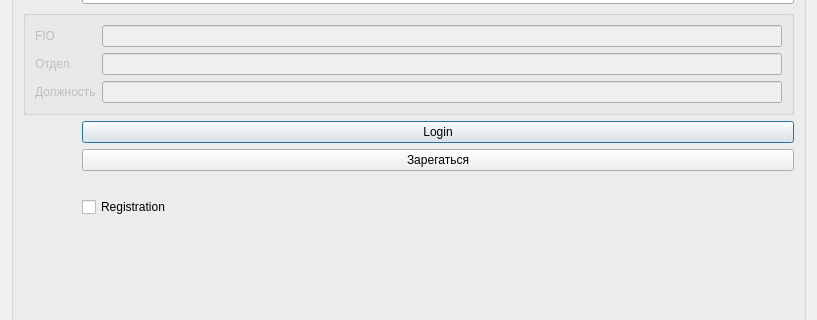
This is calend_desktop/auth.ui in lim-bo/calendar as Qt 5 draws it before an edit; both pictures show x 0 to 817 and y 86 to 406 of the 817 by 622 pixel window. The edited form follows.
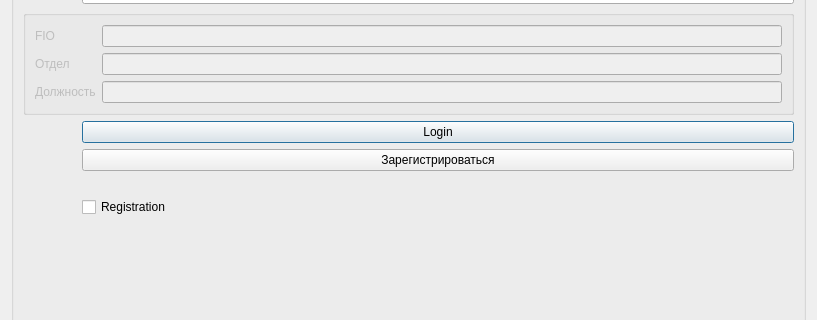
This is the edited form.

```diff
--- a/calend_desktop/auth.ui
+++ b/calend_desktop/auth.ui
@@ -106,7 +106,7 @@
       <item row="8" column="1">
        <widget class="QPushButton" name="reg_button">
         <property name="text">
-         <string>Зарегаться</string>
+         <string>Зарегистрироваться</string>
         </property>
        </widget>
       </item>
```
